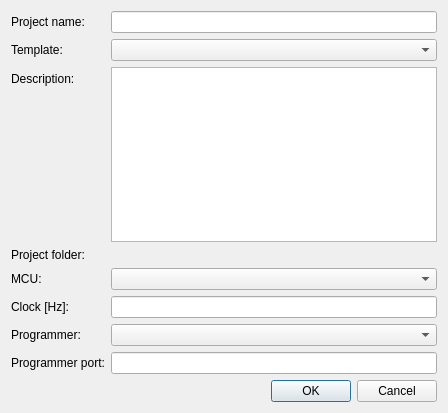
The window that newprojectdialog.ui (PawelJanik/ucDevelop) describes before a commit, drawn with Qt 5.
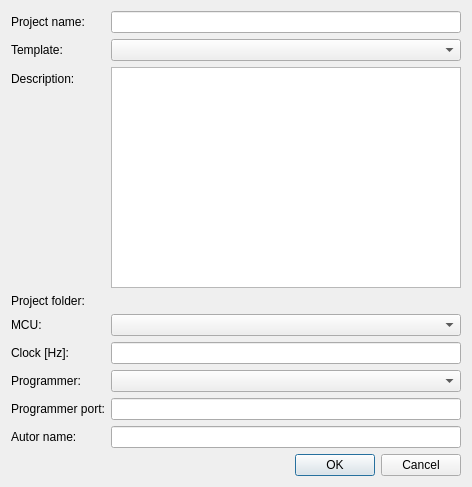
The same window after the commit. Icons and pictures are not drawn. Custom widgets are drawn as their Qt base class.

Patch:
```diff
--- a/newprojectdialog.ui
+++ b/newprojectdialog.ui
@@ -6,8 +6,8 @@
    <rect>
     <x>0</x>
     <y>0</y>
-    <width>448</width>
-    <height>413</height>
+    <width>472</width>
+    <height>487</height>
    </rect>
   </property>
   <property name="sizePolicy">
@@ -104,7 +104,17 @@
    <item row="12" column="1">
     <widget class="QLineEdit" name="portEdit"/>
    </item>
-   <item row="13" column="1">
+   <item row="14" column="0">
+    <widget class="QLabel" name="label_9">
+     <property name="text">
+      <string>Autor name:</string>
+     </property>
+    </widget>
+   </item>
+   <item row="14" column="1">
+    <widget class="QLineEdit" name="autorNameEdit"/>
+   </item>
+   <item row="15" column="1">
     <widget class="QDialogButtonBox" name="buttonBox">
      <property name="orientation">
       <enum>Qt::Horizontal</enum>
```
Left out of the diff: 88 changed lines with no effect on the pictures.
